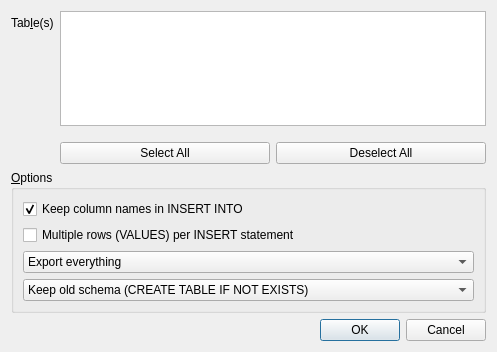
Before: the Qt Designer form src/ExportSqlDialog.ui in sqlitebrowser/sqlitebrowser, drawn with Qt 5.
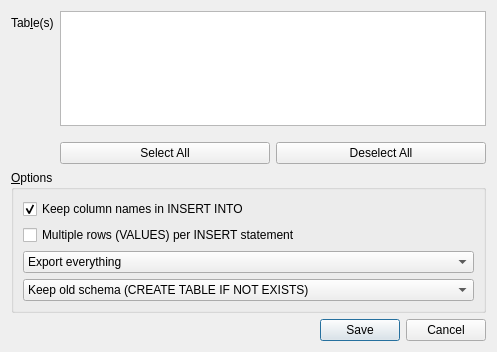
After: the same form once the commit is applied.

Commit message: Change some OK buttons to Save buttons

Diff of the .ui file:
```diff
--- a/src/ExportSqlDialog.ui
+++ b/src/ExportSqlDialog.ui
@@ -20,7 +20,7 @@
       <enum>Qt::Horizontal</enum>
      </property>
      <property name="standardButtons">
-      <set>QDialogButtonBox::Cancel|QDialogButtonBox::Ok</set>
+      <set>QDialogButtonBox::Cancel|QDialogButtonBox::Save</set>
      </property>
     </widget>
    </item>
```
The commit also changes 4 other files.
